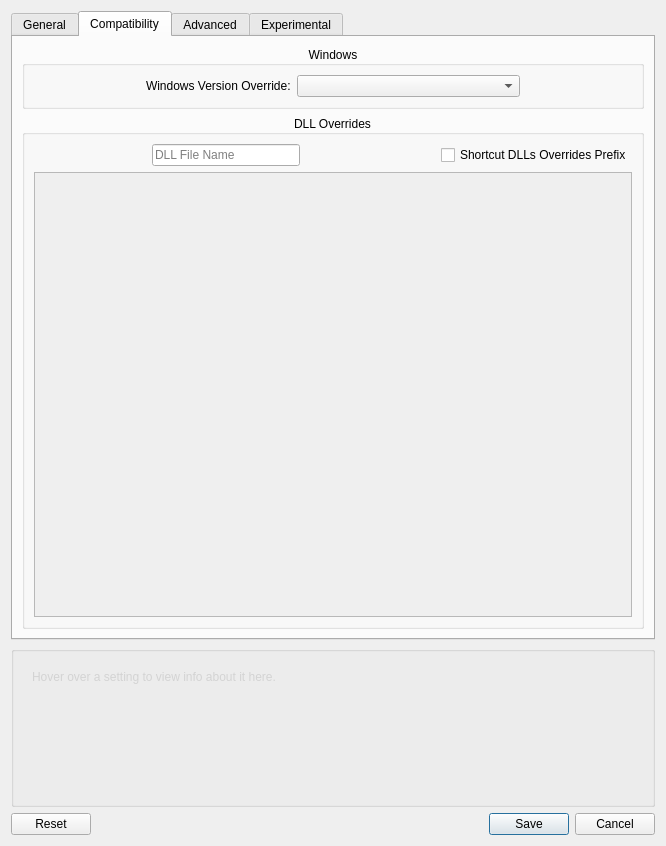
This is src/neroprefixsettings.ui in SeongGino/Nero-umu as Qt 5 draws it before an edit. The edited form follows.
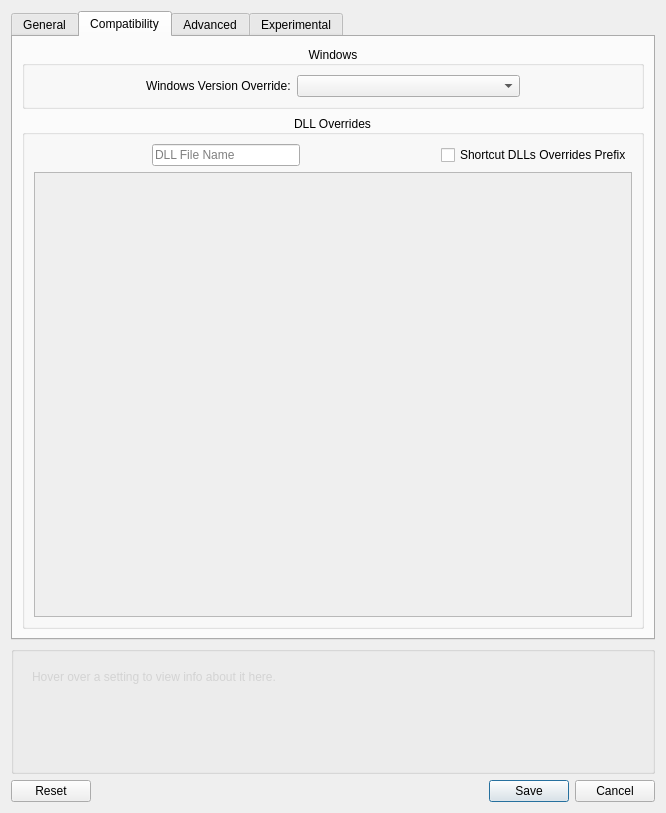
This is the edited form. The open tabs and pages were chosen to show the change. Icons and pictures are not drawn.

Commit message:
reset back to old values
idk what these do i prob shouldn't mess with them

The edit to the form file:
```diff
--- a/src/neroprefixsettings.ui
+++ b/src/neroprefixsettings.ui
@@ -7,7 +7,7 @@
     <x>0</x>
     <y>0</y>
     <width>666</width>
-    <height>846</height>
+    <height>813</height>
    </rect>
   </property>
   <property name="windowTitle">
@@ -2199,7 +2199,7 @@
            <x>0</x>
            <y>0</y>
            <width>624</width>
-           <height>68</height>
+           <height>76</height>
           </rect>
          </property>
          <layout class="QVBoxLayout" name="verticalLayout_6">
```
Left out of the diff: 6 changed lines with no effect on the pictures.
